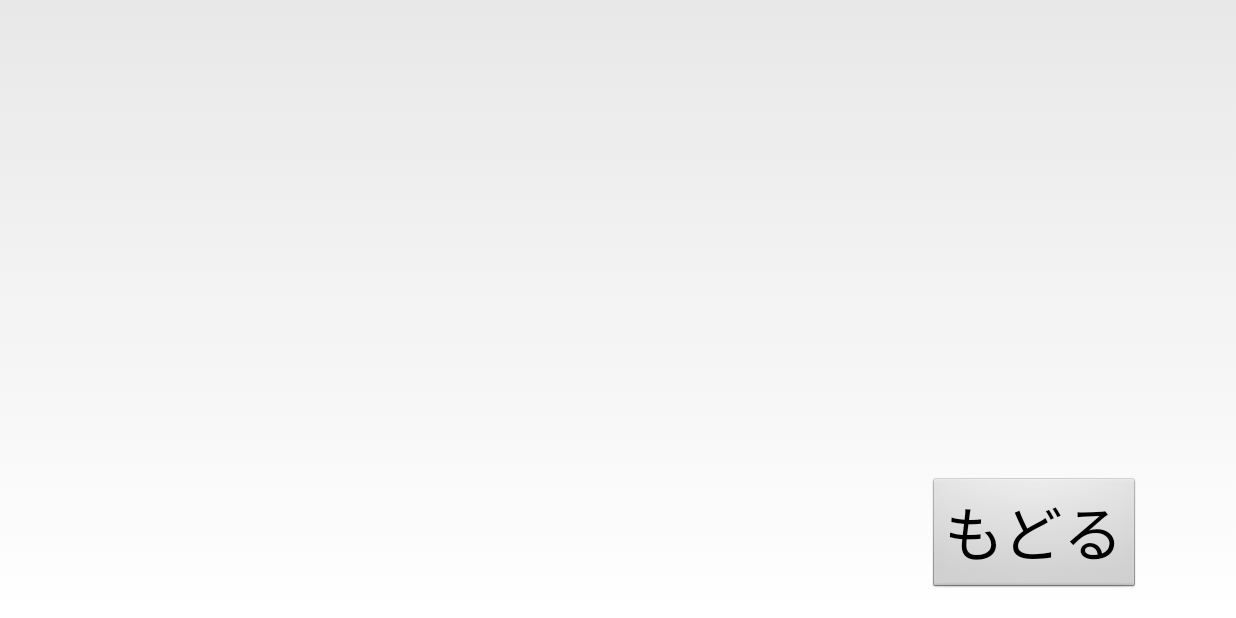
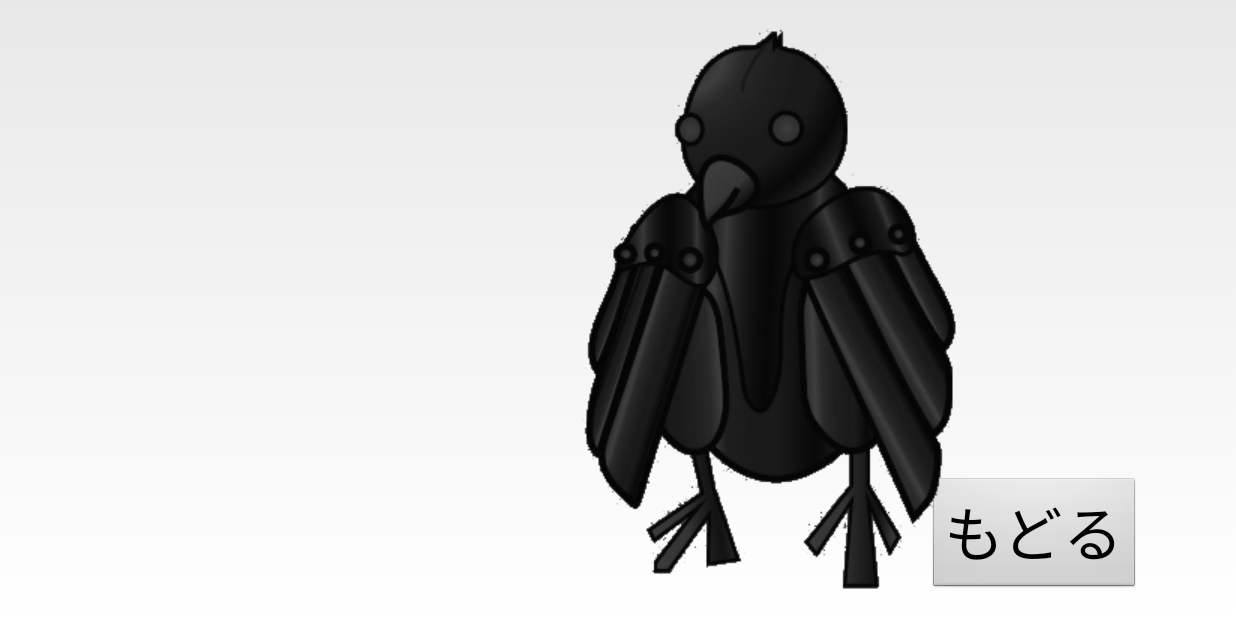
Before and after one commit to kato0000/gungun2016, an Android app: the AssembleActivity screen opened directly, with no data from a screen before it, on a phone screen of 824 x 412 dp (held sideways). Run offline under Robolectric (Android 15) with nearby library versions, the phone set to English and light mode, and no system bars.

Commit message:
組み立て画面をがんばる

```diff
--- a/app/src/main/java/com/example/tech/gungun2016/Part.java
+++ b/app/src/main/java/com/example/tech/gungun2016/Part.java
@@ -1,15 +1,11 @@
 package com.example.tech.gungun2016;
 
 public class Part {
-    float posX,posY; //位置
     int id;
-    String name;
     Layer[] layers;
     Layer[] silhouetteLayers;
 
-    Part(float posX,float posY,int id,Layer[] layers,Layer[] silhouetteLayers){
-        this.posX = posX;
-        this.posY = posY;
+    Part(int id,Layer[] layers,Layer[] silhouetteLayers){
         this.id = id;
         this.layers = layers;
         this.silhouetteLayers = silhouetteLayers;
--- a/app/src/main/res/layout/activity_assemble.xml
+++ b/app/src/main/res/layout/activity_assemble.xml
@@ -18,4 +18,43 @@
         android:layout_alignParentRight="true"
         android:layout_alignParentEnd="true"
         android:textSize="40dp" />
+
+    <FrameLayout
+        android:layout_width="match_parent"
+        android:layout_height="match_parent">
+
+        <ImageView
+            android:layout_width="wrap_content"
+            android:layout_height="wrap_content"
+            android:id="@+id/parts1" />
+
+        <ImageView
+            android:layout_width="wrap_content"
+            android:layout_height="wrap_content"
+            android:id="@+id/parts2" />
+
+        <ImageView
+            android:layout_width="wrap_content"
+            android:layout_height="wrap_content"
+            android:id="@+id/parts3" />
+
+        <ImageView
+            android:layout_width="wrap_content"
+            android:layout_height="wrap_content"
+            android:id="@+id/parts4" />
+
+        <ImageView
+            android:layout_width="wrap_content"
+            android:layout_height="wrap_content"
+            android:id="@+id/parts5" />
+
+        <ImageView
+            android:layout_width="wrap_content"
+            android:layout_height="wrap_content"
+            android:id="@+id/partssil"
+            android:src="@drawable/bird1sil2"
+            android:layout_gravity="center"
+            android:layout_marginLeft="100dp" />
+
+    </FrameLayout>
 </RelativeLayout>
--- a/app/src/main/res/values/colors.xml
+++ b/app/src/main/res/values/colors.xml
@@ -7,4 +7,5 @@
     <color name="orange">#ffa726</color>
     <color name="green">#9ccc65</color>
     <color name="yellow">#FFEE58</color>
+    <color name="white">#FFFFFF</color>
 </resources>
```
Also changed, not shown: app/src/main/java/com/example/tech/gungun2016/AssembleActivity.java (+36 -0 lines), app/src/main/java/com/example/tech/gungun2016/Robot.java (+15 -1 lines), app/src/main/java/com/example/tech/gungun2016/SelectActivity.java (+8 -3 lines).
